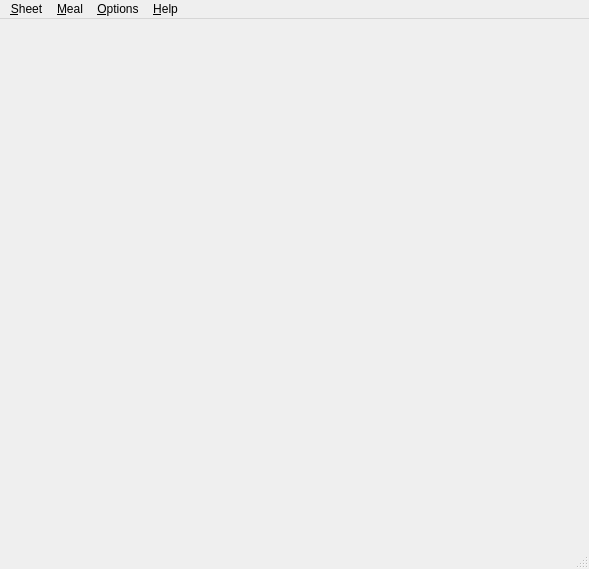
The window that src/sheetwindow.ui (amellberg/sheetmeal) describes before a commit, drawn with Qt 5.
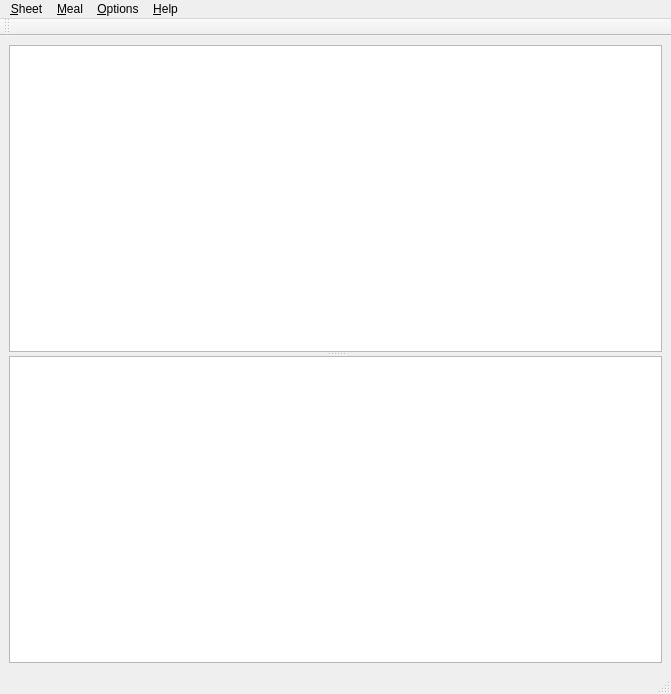
The same window after the commit. Custom widgets are drawn as their Qt base class.

Commit message: Add sheet UI to project

```diff
--- a/src/sheetwindow.ui
+++ b/src/sheetwindow.ui
@@ -6,21 +6,33 @@
    <rect>
     <x>0</x>
     <y>0</y>
-    <width>589</width>
-    <height>569</height>
+    <width>671</width>
+    <height>694</height>
    </rect>
   </property>
   <property name="windowTitle">
    <string>SheetMeal</string>
   </property>
-  <widget class="QWidget" name="centralwidget"/>
+  <widget class="QWidget" name="centralwidget">
+   <layout class="QVBoxLayout" name="verticalLayout">
+    <item>
+     <widget class="QSplitter" name="splitter">
+      <property name="orientation">
+       <enum>Qt::Vertical</enum>
+      </property>
+      <widget class="MealTable" name="mealTable"/>
+      <widget class="TotalsTable" name="totalsTable"/>
+     </widget>
+    </item>
+   </layout>
+  </widget>
   <widget class="QMenuBar" name="menuBar">
    <property name="geometry">
     <rect>
      <x>0</x>
      <y>0</y>
-     <width>589</width>
-     <height>28</height>
+     <width>671</width>
+     <height>25</height>
     </rect>
    </property>
    <widget class="QMenu" name="sheetMenu">
@@ -79,6 +91,17 @@
    <addaction name="helpMenu"/>
   </widget>
   <widget class="QStatusBar" name="statusbar"/>
+  <widget class="QToolBar" name="toolBar">
+   <property name="windowTitle">
+    <string>toolBar</string>
+   </property>
+   <attribute name="toolBarArea">
+    <enum>TopToolBarArea</enum>
+   </attribute>
+   <attribute name="toolBarBreak">
+    <bool>false</bool>
+   </attribute>
+  </widget>
   <action name="newSheetAction">
    <property name="text">
     <string>&amp;New</string>
@@ -163,6 +186,18 @@
    </property>
   </action>
  </widget>
+ <customwidgets>
+  <customwidget>
+   <class>MealTable</class>
+   <extends>QTableView</extends>
+   <header>mealtable.h</header>
+  </customwidget>
+  <customwidget>
+   <class>TotalsTable</class>
+   <extends>QTableView</extends>
+   <header>totalstable.h</header>
+  </customwidget>
+ </customwidgets>
  <resources/>
  <connections/>
 </ui>
```
Left out of the diff: 5 changed lines with no effect on the pictures. The commit also changes 2 other files.
